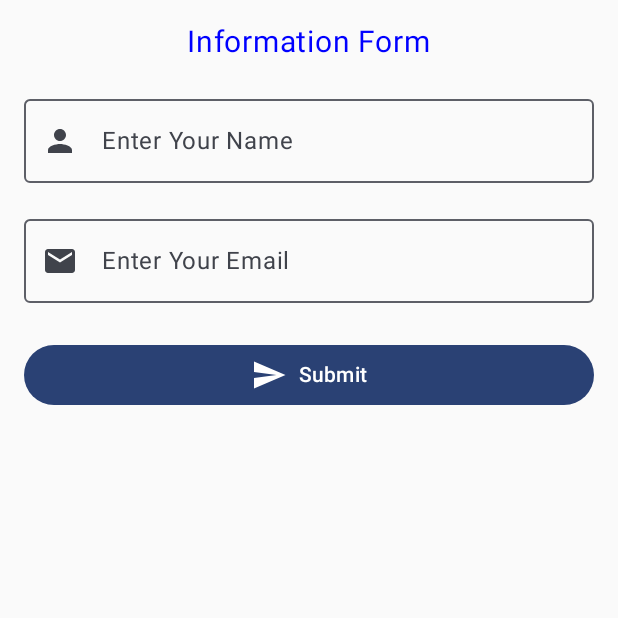
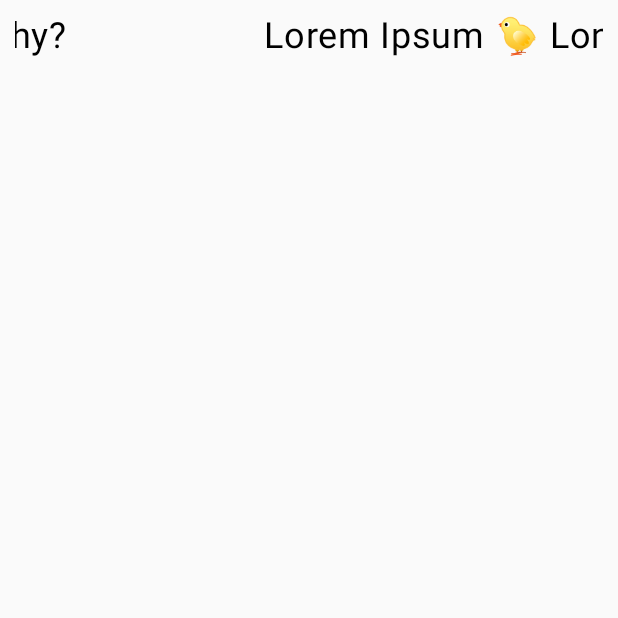
Before and after one commit to blueBye/AndroidProgrammingClass, an Android app built with Jetpack Compose: the screen it shows after launch (MainActivity), on a phone screen of 412 x 824 dp, the top half of it. Run offline under Robolectric (Android 15) with nearby library versions, the phone set to English and light mode, and no system bars; 1 statement that could not run was skipped.

Commit message:
text marquee

```diff
--- a/app/src/main/java/info/navidlabs/androidprogrammingclass/MainActivity.kt
+++ b/app/src/main/java/info/navidlabs/androidprogrammingclass/MainActivity.kt
@@ -3,7 +3,9 @@ package info.navidlabs.androidprogrammingclass
 import android.os.Bundle
 import androidx.activity.ComponentActivity
 import androidx.activity.compose.setContent
+import androidx.compose.foundation.ExperimentalFoundationApi
 import androidx.compose.foundation.Image
+import androidx.compose.foundation.basicMarquee
 import androidx.compose.foundation.clickable
 import androidx.compose.foundation.layout.Arrangement
 import androidx.compose.foundation.layout.Box
@@ -54,12 +56,12 @@ class MainActivity : ComponentActivity() {
         super.onCreate(savedInstanceState)
         setContent {
             AndroidProgrammingClassTheme {
-                FormScreen()
+                TextMarqueeScreen()
             }
         }
     }
 
-    @OptIn(ExperimentalMaterial3Api::class)
+    @OptIn(ExperimentalMaterial3Api::class, ExperimentalFoundationApi::class)
     @Preview(
         showBackground = true,
         device = "id:pixel_7_pro",
@@ -67,50 +69,17 @@ class MainActivity : ComponentActivity() {
         showSystemUi = true,
     )
     @Composable
-    private fun FormScreen() {
-        var name by remember{ mutableStateOf("") }
-        var email by remember{ mutableStateOf("") }
-
-        Column(
-            modifier=Modifier.padding(16.dp).fillMaxWidth(),
-            horizontalAlignment=Alignment.CenterHorizontally,
-        ) {
-            Text(
-                text="Information Form",
-                color= Color.Blue,
-                modifier=Modifier.padding(bottom=10.dp),
-                fontSize=20.sp,
-            )
-            // name field
-            OutlinedTextField(
-                value=name,
-                onValueChange={ name=it },
-                label={Text(text="Enter Your Name")},
-                leadingIcon={Icon(Icons.Default.Person, null)},
-                modifier=Modifier.padding(vertical=8.dp).fillMaxWidth(),
-            )
-            // email field
-            OutlinedTextField(
-                value=email,
-                onValueChange={ email=it },
-                label={Text(text="Enter Your Email")},
-                leadingIcon={Icon(Icons.Default.Email, null)},
-                modifier=Modifier.padding(vertical=8.dp).fillMaxWidth(),
-            )
-            // submit button
-            Button(
-                onClick={/*TODO*/},
-                modifier=Modifier
-                    .padding(vertical=16.dp)
-                    .fillMaxWidth()
-            ){
-                Icon(Icons.Default.Send, "Submit", tint=Color.White)
-                Text(
-                    text="Submit",
-                    color=Color.White,
-                    modifier=Modifier.padding(start=8.dp)
+    private fun TextMarqueeScreen() {
+        Text(
+            text="Lorem Ipsum \uD83D\uDC24 Long text \uD83D\uDC26 why?",
+            fontSize=24.sp,
+            modifier=Modifier
+                .padding(10.dp)
+                .basicMarquee(
+                    iterations=5,
+                    delayMillis=500,
+                    velocity=50.dp
                 )
-            }
-        }
+        )
     }
 }
```
